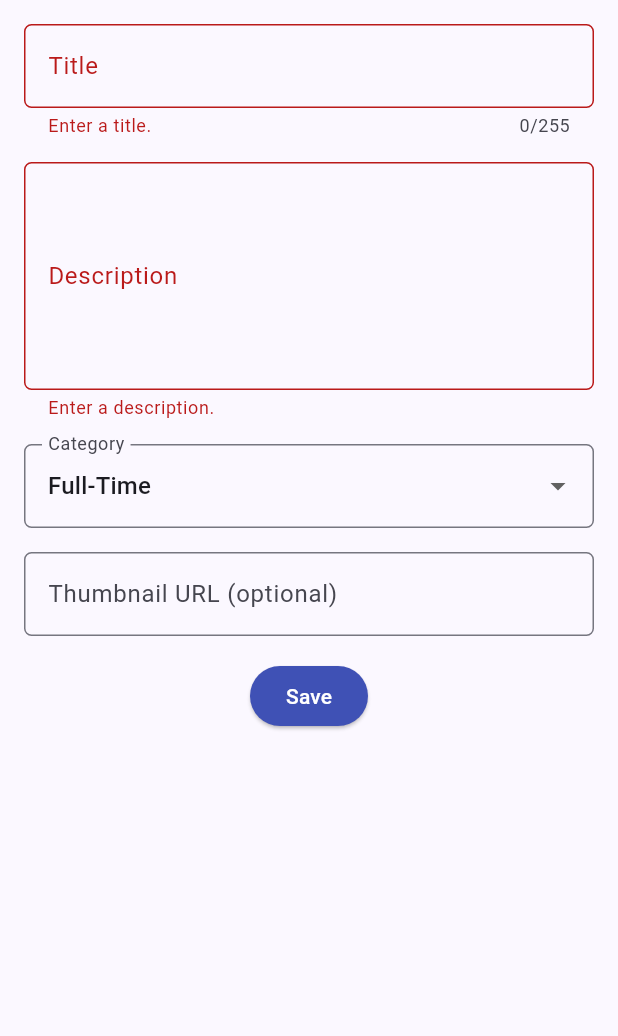
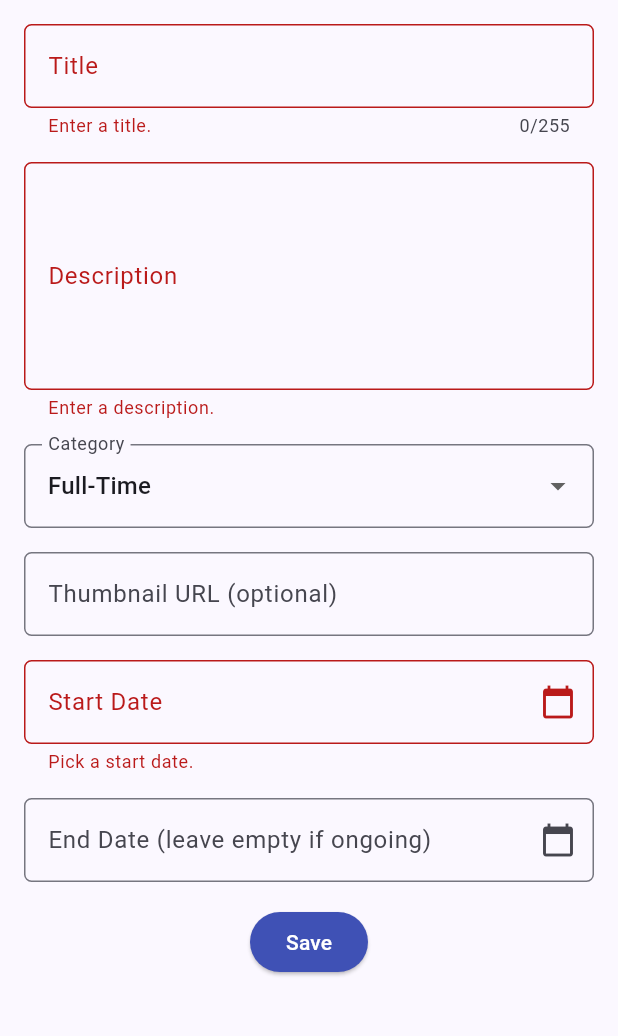
Before and after one commit to anginputih-droid/myportofolio_mobile, a Flutter app: the ExperienceFormPage screen opened directly, after a tap on "Save", on a phone screen of 412 x 824 dp, the part 84-1120 px from its top. Run offline on Flutter 3.47's test engine with Material 3 defaults, Android fonts, the phone set to English and light mode, and no system bars; our stand-ins replace material_ui.

Commit message:
feat: add start and end date pickers with date order validation

```diff
--- a/lib/screens/experience_form.dart
+++ b/lib/screens/experience_form.dart
@@ -16,6 +16,8 @@ class _ExperienceFormPageState extends State<ExperienceFormPage> {
   String _description = "";
   String _category = "Full-Time"; // same default as the Django model
   String _thumbnail = "";
+  DateTime? _startDate;
+  DateTime? _endDate;
 
   // Same choices as EXPERIENCE_CHOICES in the Django Experience model.
   final List<String> _categories = [
@@ -26,6 +28,42 @@ class _ExperienceFormPageState extends State<ExperienceFormPage> {
     'Full-Time',
     'Freelance',
   ];
+
+    // Shows the picked dates inside the date fields.
+  final _startController = TextEditingController();
+  final _endController = TextEditingController();
+
+  @override
+  void dispose() {
+    _startController.dispose();
+    _endController.dispose();
+    super.dispose();
+  }
+
+  String _formatDate(DateTime date) {
+    final month = date.month.toString().padLeft(2, '0');
+    final day = date.day.toString().padLeft(2, '0');
+    return '${date.year}-$month-$day';
+  }
+
+  Future<void> _pickDate({required bool isStart}) async {
+    final picked = await showDatePicker(
+      context: context,
+      initialDate: (isStart ? _startDate : _endDate) ?? DateTime.now(),
+      firstDate: DateTime(2000),
+      lastDate: DateTime(2100),
+    );
+    if (picked == null) return;
+    setState(() {
+      if (isStart) {
+        _startDate = picked;
+        _startController.text = _formatDate(picked);
+      } else {
+        _endDate = picked;
+        _endController.text = _formatDate(picked);
+      }
+    });
+  }
 
   @override
   Widget build(BuildContext context) {
@@ -160,7 +198,63 @@ class _ExperienceFormPageState extends State<ExperienceFormPage> {
                 ),
               ),
 
-              // (date fields go here)
+              // === Start Date ===
+              Padding(
+                padding: const EdgeInsets.all(8.0),
+                child: TextFormField(
+                  controller: _startController,
+                  readOnly: true,
+                  decoration: InputDecoration(
+                    labelText: "Start Date",
+                    suffixIcon: const Icon(Icons.calendar_today),
+                    border: OutlineInputBorder(
+                      borderRadius: BorderRadius.circular(5.0),
+                    ),
+                  ),
+                  onTap: () => _pickDate(isStart: true),
+                  validator: (String? value) {
+                    if (_startDate == null) {
+                      return "Pick a start date.";
+                    }
+                    return null;
+                  },
+                ),
+              ),
+
+              // === End Date (optional) ===
+              Padding(
+                padding: const EdgeInsets.all(8.0),
+                child: TextFormField(
+                  controller: _endController,
+                  readOnly: true,
+                  decoration: InputDecoration(
+                    labelText: "End Date (leave empty if ongoing)",
+                    suffixIcon: _endDate == null
+                        ? const Icon(Icons.calendar_today)
+                        : IconButton(
+                            icon: const Icon(Icons.clear),
+                            onPressed: () {
+                              setState(() {
+                                _endDate = null;
+                                _endController.clear();
+                              });
+                            },
+                          ),
+                    border: OutlineInputBorder(
+                      borderRadius: BorderRadius.circular(5.0),
+                    ),
+                  ),
+                  onTap: () => _pickDate(isStart: false),
+                  validator: (String? value) {
+                    if (_endDate != null &&
+                        _startDate != null &&
+                        _endDate!.isBefore(_startDate!)) {
+                      return "End date can't be before the start date.";
+                    }
+                    return null;
+                  },
+                ),
+              ),
 
               // === Save Button ===
               Align(
@@ -190,7 +284,10 @@ class _ExperienceFormPageState extends State<ExperienceFormPage> {
                                     Text(
                                       'Thumbnail: ${_thumbnail.trim().isEmpty ? "-" : _thumbnail.trim()}',
                                     ),
-                                    // (date lines get added)
+                                    Text('Start Date: ${_formatDate(_startDate!)}'),
+                                    Text(
+                                      'End Date: ${_endDate == null ? "Ongoing" : _formatDate(_endDate!)}',
+                                    ),
                                   ],
                                 ),
                               ),
--- a/lib/screens/project_form.dart
+++ b/lib/screens/project_form.dart
@@ -24,6 +24,7 @@ class _ProjectFormPageState extends State<ProjectFormPage> {
     'Data Science',
     'Other',
   ];
+
   @override
   Widget build(BuildContext context) {
     return Scaffold(
```
